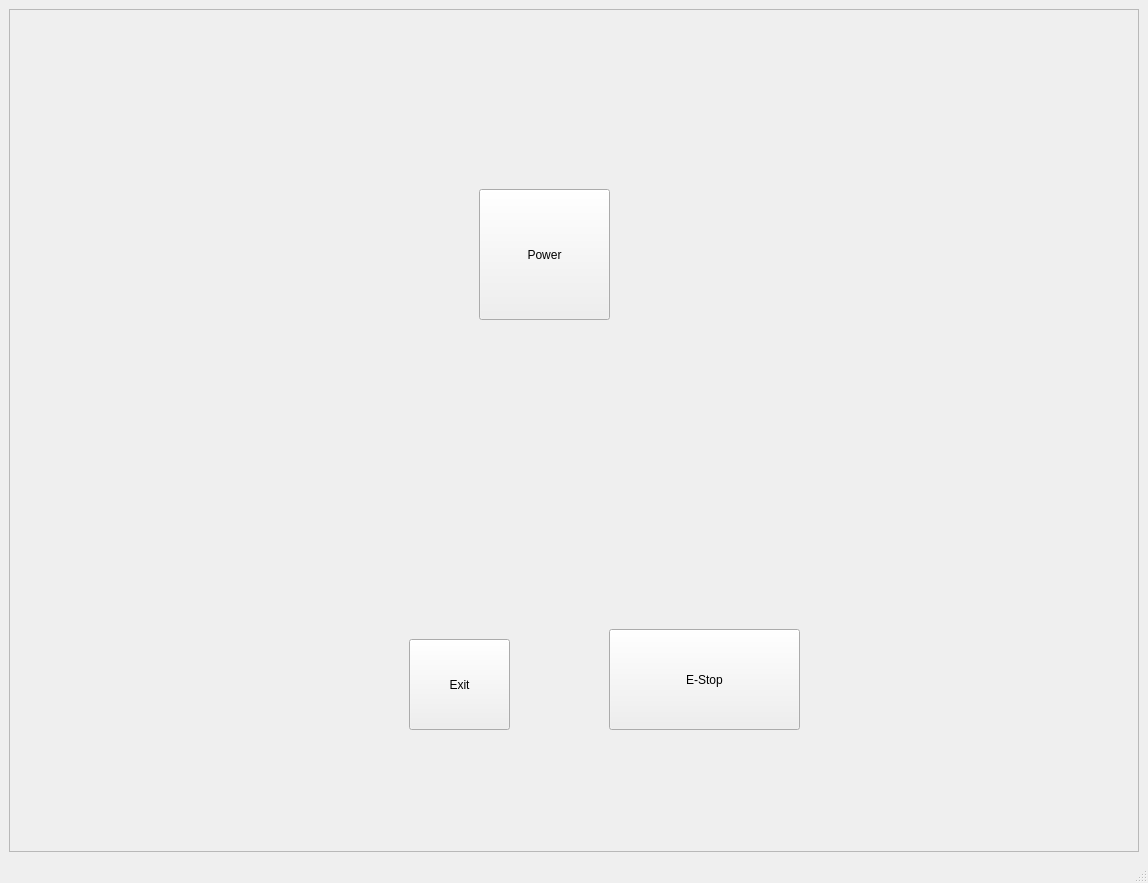
controlnumerico/cnm, file cnm/ui/mainwindow.ui: the form before one commit.
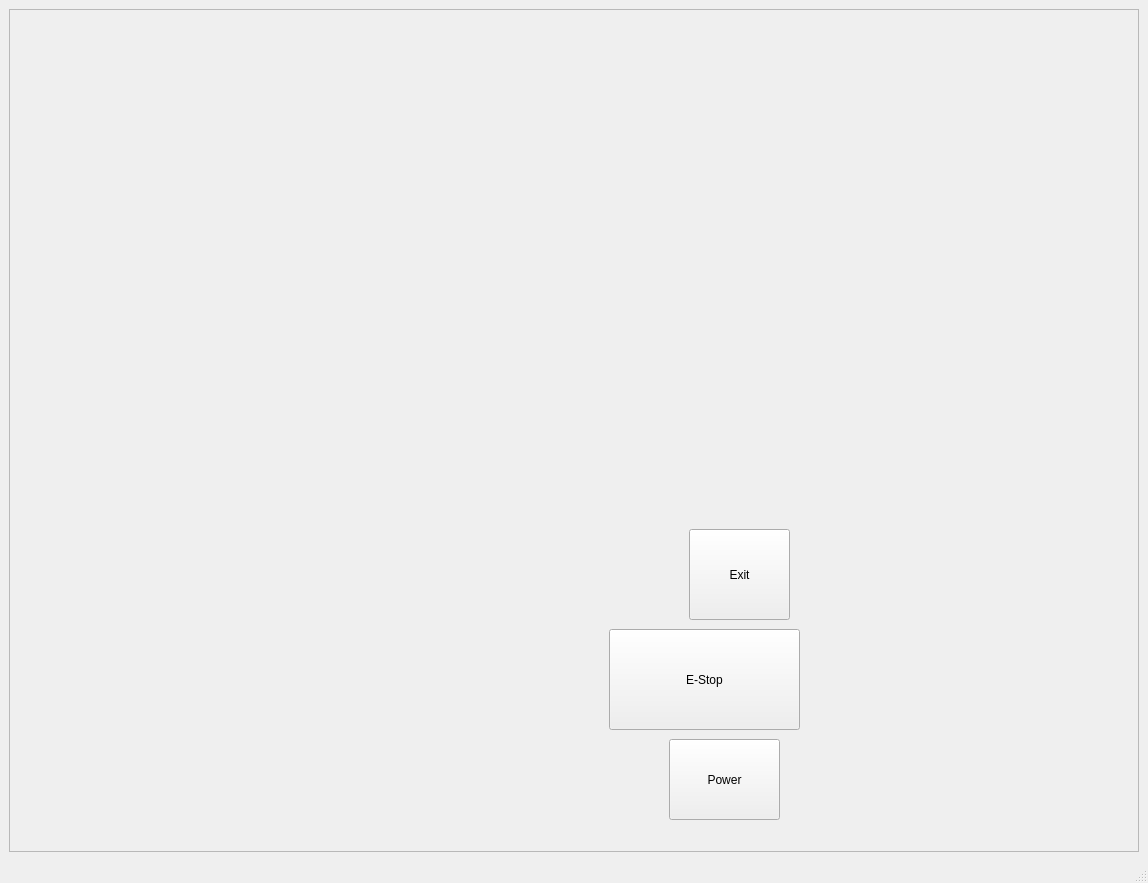
The form after the commit. Icons and pictures are not drawn. Custom widgets are drawn as their Qt base class.

```diff
--- a/cnm/ui/mainwindow.ui
+++ b/cnm/ui/mainwindow.ui
@@ -38,8 +38,8 @@
       <widget class="QPushButton" name="exitAppBtn">
        <property name="geometry">
         <rect>
-         <x>400</x>
-         <y>630</y>
+         <x>680</x>
+         <y>520</y>
          <width>101</width>
          <height>91</height>
         </rect>
@@ -70,10 +70,10 @@
       <widget class="ActionButton" name="actionbutton">
        <property name="geometry">
         <rect>
-         <x>470</x>
-         <y>180</y>
-         <width>131</width>
-         <height>131</height>
+         <x>660</x>
+         <y>730</y>
+         <width>111</width>
+         <height>81</height>
         </rect>
        </property>
        <property name="text">
```
